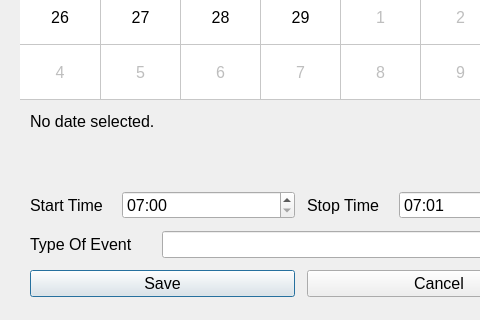
Before: the Qt Designer form src/booking-editor.ui in sc0000/hfmdd-video-system, drawn with Qt 5; both pictures show x 0 to 480 and y 332 to 652 of the 611 by 652 pixel window.
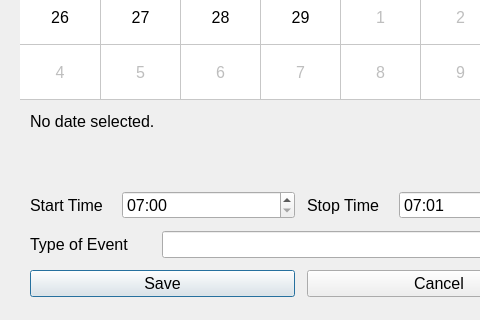
After: the same form once the commit is applied.

The edit to the form file:
```diff
--- a/src/booking-editor.ui
+++ b/src/booking-editor.ui
@@ -216,7 +216,7 @@
          </size>
         </property>
         <property name="text">
-         <string>Type Of Event</string>
+         <string>Type of Event</string>
         </property>
        </widget>
       </item>
```
